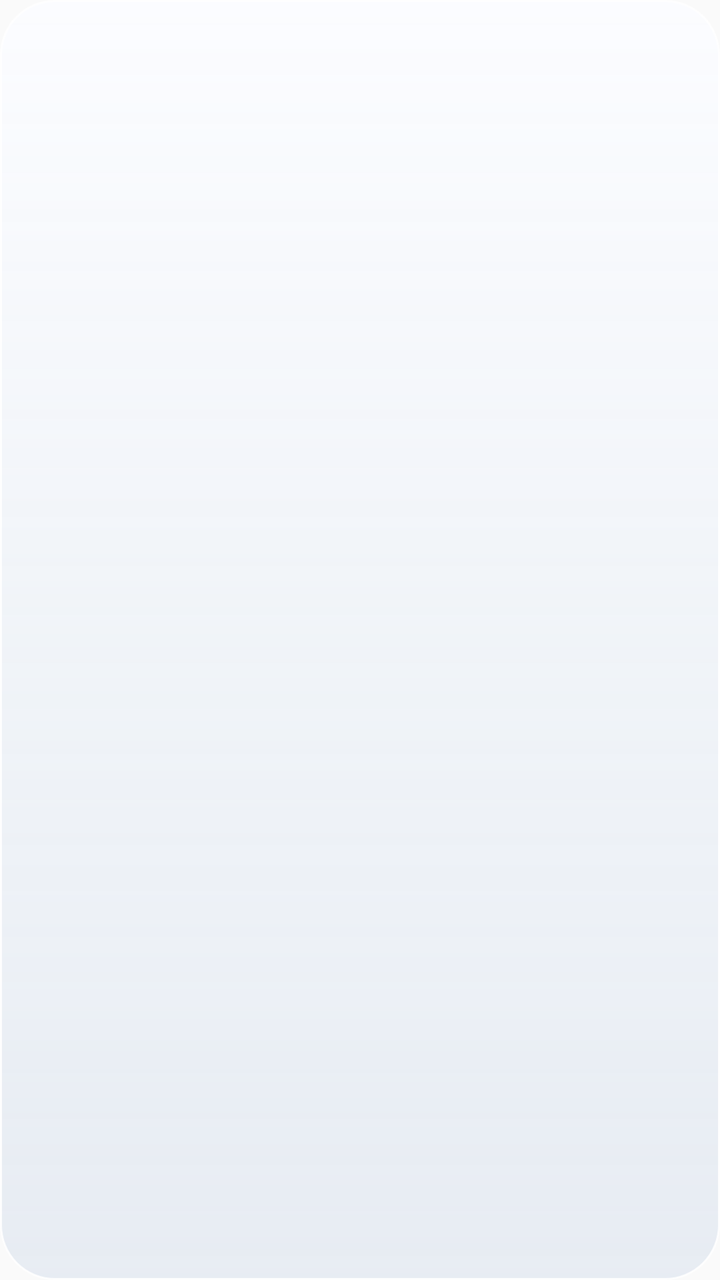
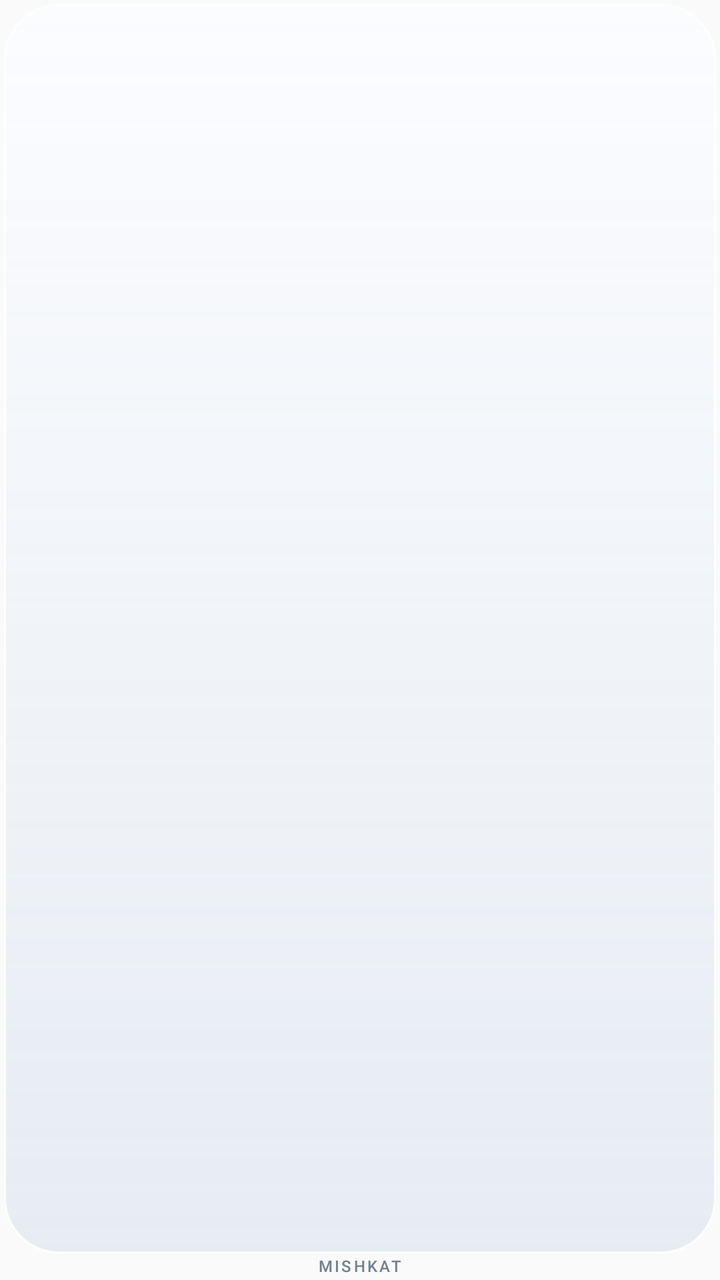

Before-and-after screenshots of an Android layout around one commit, followed by the original layout XML and the change that was made.
<!-- AndroidManifest.xml: application theme android:Theme.Material.Light.NoActionBar -->
<!-- res/layout/widget_verse.xml -->
<?xml version="1.0" encoding="utf-8"?>
<FrameLayout xmlns:android="http://schemas.android.com/apk/res/android"
 android:id="@+id/widget_root" android:layout_width="match_parent" android:layout_height="match_parent"
 android:background="@drawable/widget_liquid_glass_bg" android:padding="17dp">
 <LinearLayout android:layout_width="match_parent" android:layout_height="match_parent"
  android:gravity="center" android:orientation="vertical">
  <TextView android:id="@+id/verse_text" android:layout_width="match_parent" android:layout_height="wrap_content"
   android:autoSizeMaxTextSize="27sp" android:autoSizeMinTextSize="15sp" android:autoSizeStepGranularity="1sp"
   android:autoSizeTextType="uniform" android:fontFamily="@font/amiri_quran" android:gravity="center"
   android:includeFontPadding="false" android:maxLines="2" android:ellipsize="end"
   android:textColor="#202631" android:textDirection="rtl" android:textSize="25sp" />
  <TextView android:id="@+id/verse_source" android:layout_width="match_parent" android:layout_height="wrap_content"
   android:layout_marginTop="5dp" android:fontFamily="@font/ibm_plex_sans_arabic" android:gravity="center"
   android:includeFontPadding="false" android:maxLines="1" android:textColor="#66717D"
   android:textDirection="rtl" android:textSize="10sp" />
 </LinearLayout>
</FrameLayout>
<!-- resources referenced by this layout -->
<resources>
  <!-- drawable widget_liquid_glass_bg (drawable) -->
  <?xml version="1.0" encoding="utf-8"?>
  <shape xmlns:android="http://schemas.android.com/apk/res/android" android:shape="rectangle">
   <corners android:radius="27dp"/>
   <gradient android:angle="270" android:startColor="#EAFBFCFF" android:centerColor="#DDEEF2F7" android:endColor="#CFE3E9F1"/>
   <stroke android:width="1dp" android:color="#D9FFFFFF"/>
  </shape>
</resources>

<!-- the commit's change to res/layout/widget_verse.xml (unified diff, before → after) -->
@@ -1,17 +1,25 @@
 <?xml version="1.0" encoding="utf-8"?>
-<FrameLayout xmlns:android="http://schemas.android.com/apk/res/android"
+<LinearLayout xmlns:android="http://schemas.android.com/apk/res/android"
  android:id="@+id/widget_root" android:layout_width="match_parent" android:layout_height="match_parent"
- android:background="@drawable/widget_liquid_glass_bg" android:padding="17dp">
- <LinearLayout android:layout_width="match_parent" android:layout_height="match_parent"
-  android:gravity="center" android:orientation="vertical">
-  <TextView android:id="@+id/verse_text" android:layout_width="match_parent" android:layout_height="wrap_content"
-   android:autoSizeMaxTextSize="27sp" android:autoSizeMinTextSize="15sp" android:autoSizeStepGranularity="1sp"
-   android:autoSizeTextType="uniform" android:fontFamily="@font/amiri_quran" android:gravity="center"
-   android:includeFontPadding="false" android:maxLines="2" android:ellipsize="end"
-   android:textColor="#202631" android:textDirection="rtl" android:textSize="25sp" />
-  <TextView android:id="@+id/verse_source" android:layout_width="match_parent" android:layout_height="wrap_content"
-   android:layout_marginTop="5dp" android:fontFamily="@font/ibm_plex_sans_arabic" android:gravity="center"
-   android:includeFontPadding="false" android:maxLines="1" android:textColor="#66717D"
-   android:textDirection="rtl" android:textSize="10sp" />
- </LinearLayout>
-</FrameLayout>
+ android:orientation="vertical" android:gravity="center" android:background="@android:color/transparent"
+ android:padding="2dp">
+ <FrameLayout android:layout_width="match_parent" android:layout_height="0dp"
+  android:layout_weight="1" android:background="@drawable/widget_liquid_glass_bg" android:padding="15dp">
+  <LinearLayout android:layout_width="match_parent" android:layout_height="match_parent"
+   android:gravity="center" android:orientation="vertical">
+   <TextView android:id="@+id/verse_text" android:layout_width="match_parent" android:layout_height="wrap_content"
+    android:autoSizeMaxTextSize="26sp" android:autoSizeMinTextSize="12sp" android:autoSizeStepGranularity="1sp"
+    android:autoSizeTextType="uniform" android:fontFamily="@font/amiri_quran" android:gravity="center"
+    android:includeFontPadding="false" android:maxLines="2" android:ellipsize="end"
+    android:textColor="#202631" android:textDirection="rtl" android:textSize="24sp" />
+   <TextView android:id="@+id/verse_source" android:layout_width="match_parent" android:layout_height="wrap_content"
+    android:layout_marginTop="5dp" android:fontFamily="@font/ibm_plex_sans_arabic" android:gravity="center"
+    android:includeFontPadding="false" android:maxLines="1" android:textColor="#66717D"
+    android:textDirection="rtl" android:textSize="10sp" />
+  </LinearLayout>
+ </FrameLayout>
+ <TextView android:id="@+id/widget_brand" android:layout_width="match_parent" android:layout_height="wrap_content"
+  android:layout_marginTop="2dp" android:fontFamily="sans-serif-medium" android:gravity="center"
+  android:includeFontPadding="false" android:letterSpacing="0.14" android:maxLines="1"
+  android:text="@string/widget_label_mishkat" android:textColor="#718091" android:textSize="8sp" />
+</LinearLayout>
<!-- resource entries referenced after the edit -->
@@ -7,5 +7,6 @@
    <gradient android:angle="270" android:startColor="#EAFBFCFF" android:centerColor="#DDEEF2F7" android:endColor="#CFE3E9F1"/>
    <stroke android:width="1dp" android:color="#D9FFFFFF"/>
   </shape>
+  <string name="widget_label_mishkat">MISHKAT</string>
 </resources>
 
